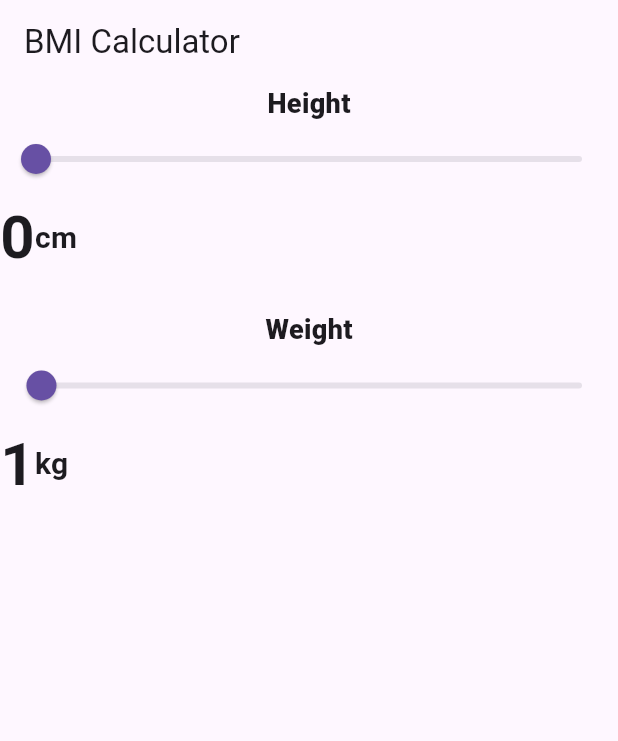
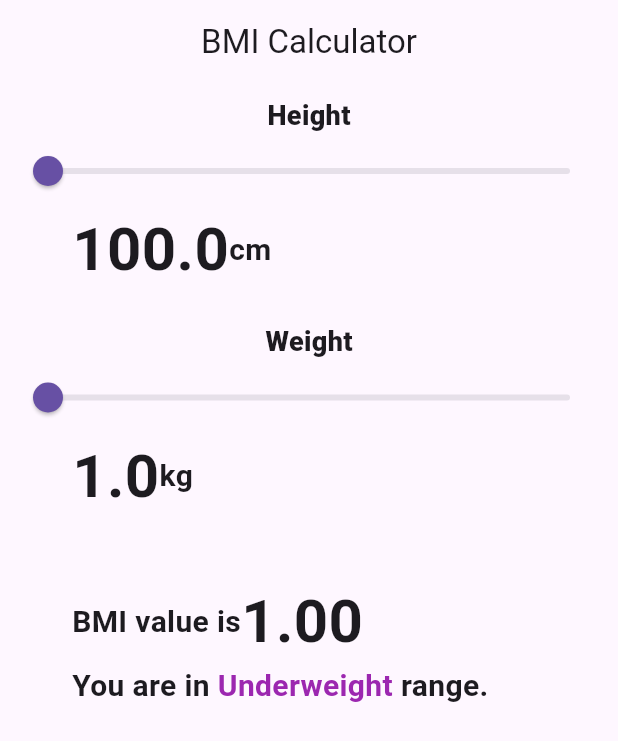
Before and after one commit to asiripr/bmi-calculator, a Flutter app: the screen it shows after launch, on a phone screen of 412 x 824 dp. Shown: the top 741 px of the screen. Run offline on Flutter 3.47's test engine with Material 3 defaults, Android fonts, the phone set to English and light mode, and no system bars.

Commit message:
simple bmi calculator

```diff
--- a/lib/home_screen.dart
+++ b/lib/home_screen.dart
@@ -1,4 +1,5 @@
 import 'package:flutter/material.dart';
+import 'package:flutter/widgets.dart';
 
 enum Gender { male, female }
 
@@ -11,61 +12,109 @@ class HomeScreen extends StatefulWidget {
 
 class _HomeScreenState extends State<HomeScreen> {
   Gender? selectedGender;
-  int height = 0;
-  int weight = 1;
+  double height = 100;
+  double weight = 1;
+  double bmiVal = 1;
+  String comment = '';
   // double bmi = height.toDouble()/(weight.toDouble()*weight.toDouble());
   @override
   Widget build(BuildContext context) {
     return Scaffold(
-      appBar: AppBar(title: const Text("BMI Calculator")),
+      appBar: AppBar(centerTitle: true , title: const Text("BMI Calculator"),),
       body: Expanded(
+        child: Padding(
+          padding: const EdgeInsets.all(8.0),
           child: Column(
             children: [
-            const Text("Height", style: TextStyle(fontSize: 18.0, fontWeight: FontWeight.w900)),
+              const Text("Height", style: TextStyle(fontSize: 18, fontWeight: FontWeight.w900)),
               SizedBox(
                 child: Slider(
-                value: height.toDouble(),
-                min: 0,
+                  value: height,
+                  min: 100,
                   max: 240,
                   onChanged: (double newValue) {
                     setState(() {
-                    height = newValue.round();
+                      height = newValue.truncateToDouble();
                     });
                   },
                 ),
               ),
 
-            Row(
+              Padding(
+                padding: const EdgeInsets.only(left: 40),
+                child: Row(
                   children: [
                     Text(height.toString(), style: const TextStyle(fontSize: 40, fontWeight: FontWeight.bold)),
                     const Text("cm", style: TextStyle(fontSize: 20, fontWeight: FontWeight.bold)),
                   ],
+                ),
               ),
               const SizedBox(height: 20,),
               const Text("Weight", style: TextStyle(fontSize: 18.0, fontWeight: FontWeight.w900)),
               SizedBox(
                 child: Slider(
                   value: weight.toDouble(),
-                min: 0,
+                  min: 1,
                   max: 100,
                   onChanged: (double newValue) {
                     setState(() {
-                    weight = newValue.round();
+                      weight = newValue.truncateToDouble();
                     });
                   },
                 ),
               ),
-
-            Row(
+              Padding(
+                padding: const EdgeInsets.only(left: 40),
+                child: Row(
                   children: [
                     Text(weight.toString(), style: const TextStyle(fontSize: 40, fontWeight: FontWeight.bold)),
                     const Text("kg", style: TextStyle(fontSize: 20, fontWeight: FontWeight.bold)),
                   ],
                 ),
+              ),
+              SizedBox(height: 40,),
+              Padding(
+              padding: const EdgeInsets.only(left: 40),
+                child: Row(
+                  children: [
+                    const Text("BMI value is", style: TextStyle(fontSize: 20, fontWeight: FontWeight.bold)),
+                    Text(calculateBmi(weight, height).truncateToDouble().toStringAsFixed(2), style: const TextStyle(fontSize: 40, fontWeight: FontWeight.bold)),
+                  ],
+                ),
+              ),
+              Padding(
+              padding: const EdgeInsets.only(left: 40),
+                child: Row(
+                  children: [
+                    const Text("You are in ", style: TextStyle(fontSize: 20, fontWeight: FontWeight.bold)),
+                    Text(bmiSuggestion(calculateBmi(weight, height)), style: TextStyle(fontSize: 20, fontWeight: FontWeight.bold, color: Colors.purple)),
+                    const Text(" range.", style: TextStyle(fontSize: 20, fontWeight: FontWeight.bold)),
 
                   ],
                 ),
               ),
+
+            ],
+          ),
+        ),
+      ),
     );
   }
+
+  double calculateBmi(double weight, double height) {
+    double newBmi = (10000*weight)/(height*height);
+    return newBmi;
   }
+
+  String bmiSuggestion(double calculateBmi) {
+    if (calculateBmi<18.5) {
+      return "Underweight";
+    }
+    else if(calculateBmi>18.5 && calculateBmi<25){
+      return "Normal";
+    }
+    else{
+      return "Overweight";
+    }
+  }
+}
```
Lines whose indentation alone changed are shown as unchanged.
